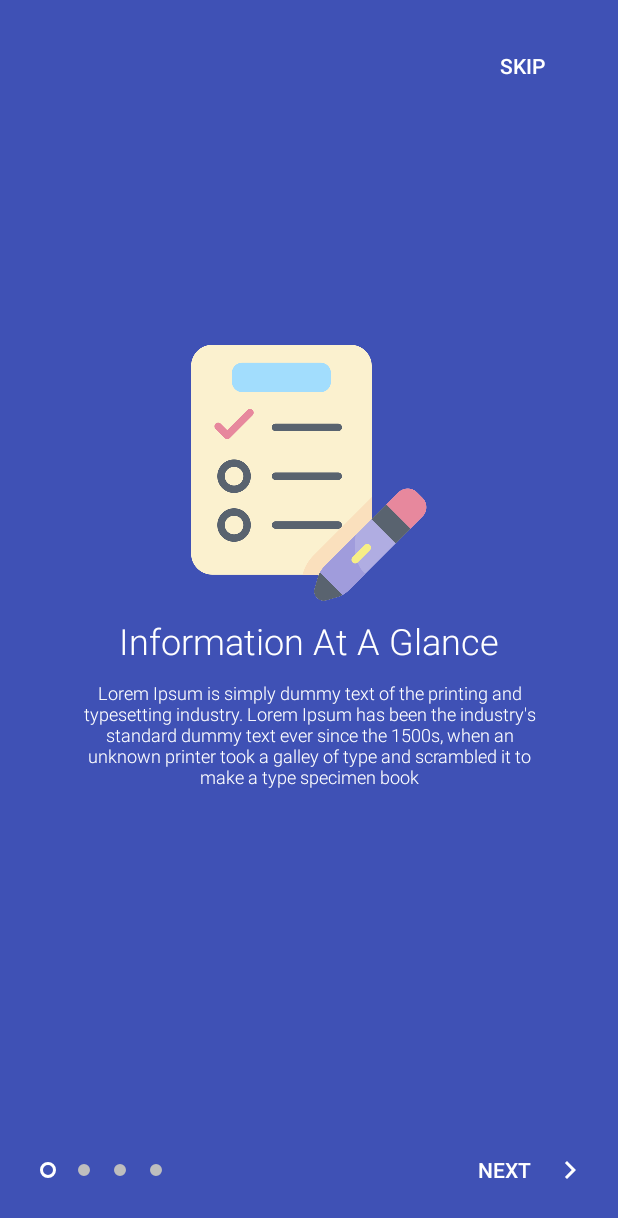
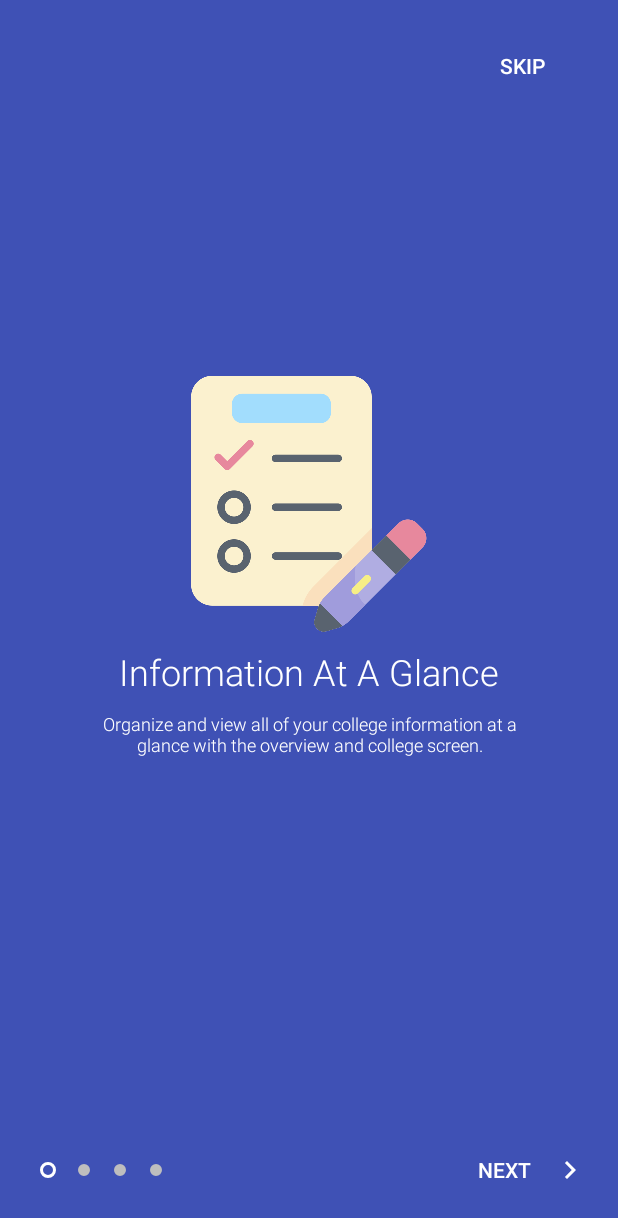
Before and after one commit to vibindi/my-college-planner-app, an Android app: the screen it shows after launch (IntroActivity), on a phone screen of 412 x 824 dp. Shown: the top 1218 px of the screen. Run offline under Robolectric (Android 15) with nearby library versions, the light colour scheme and no system bars.

Commit message:
Final commit before open beta release

```diff
--- a/app/src/main/java/com/bindi/collegeplanner/CalendarFragment.java
+++ b/app/src/main/java/com/bindi/collegeplanner/CalendarFragment.java
@@ -428,8 +428,6 @@ public class CalendarFragment extends Fragment {
                                 @Override
                                 public void onClick(DialogInterface dialog, int which) {
 
-                                    Toast.makeText(c, dayEvents.get(position).getCollegeName() + "", Toast.LENGTH_SHORT).show();
-
                                     for (int x = 0; x < globals.collegeItems.size(); x++){
                                         for (int y = 0; y < globals.collegeItems.get(x).getEventItems().size(); y++){
                                             if (globals.collegeItems.get(x).getEventItems().get(y).getCollegeName().equals(dayEvents.get(position).getCollegeName())
--- a/app/src/main/java/com/bindi/collegeplanner/IntroActivity.java
+++ b/app/src/main/java/com/bindi/collegeplanner/IntroActivity.java
@@ -52,9 +52,9 @@ public class IntroActivity extends AppCompatActivity {
         setContentView(R.layout.activity_intro);
 
         final List<ScreenItem> mList = new ArrayList<>();
-        mList.add(new ScreenItem("Information At A Glance", "Lorem Ipsum is simply dummy text of the printing and typesetting industry. Lorem Ipsum has been the industry's standard dummy text ever since the 1500s, when an unknown printer took a galley of type and scrambled it to make a type specimen book", R.drawable.check_list));
-        mList.add(new ScreenItem("Detailed Calendar", "Lorem Ipsum is simply dummy text of the printing and typesetting industry. Lorem Ipsum has been the industry's standard dummy text ever since the 1500s, when an unknown printer took a galley of type and scrambled it to make a type specimen book", R.drawable.calendar));
-        mList.add(new ScreenItem("Relevant Statistics", "Lorem Ipsum is simply dummy text of the printing and typesetting industry. Lorem Ipsum has been the industry's standard dummy text ever since the 1500s, when an unknown printer took a galley of type and scrambled it to make a type specimen book", R.drawable.graphics));
+        mList.add(new ScreenItem("Information At A Glance", "Organize and view all of your college information at a glance with the overview and college screen.", R.drawable.check_list));
+        mList.add(new ScreenItem("Detailed Calendar", "View and manage your events. Filter out what's important based on the college.", R.drawable.calendar));
+        mList.add(new ScreenItem("Relevant Statistics", "View relevant statistics based on your input information.", R.drawable.graphics));
         mList.add(new ScreenItem("Good Luck!", "Are you ready to enter the college application process? Don't stress. You got this!", R.drawable.high_five));
 
         nextButton = findViewById(R.id.next_button);
--- a/app/src/main/res/layout/about_dialog.xml
+++ b/app/src/main/res/layout/about_dialog.xml
@@ -16,7 +16,7 @@
     <TextView
         android:layout_width="match_parent"
         android:layout_height="20dp"
-        android:text="College Planner 1.0.0"
+        android:text="MyCollegePlanner 1.0.0"
         android:layout_marginLeft="25dp"
         android:layout_marginRight="25dp"
         android:textStyle="bold"
```
Also changed, not shown: app/src/main/java/com/bindi/collegeplanner/SettingsActivity.java (+11 -0 lines), app/src/main/res/xml/root_preferences.xml (+2 -6 lines).
